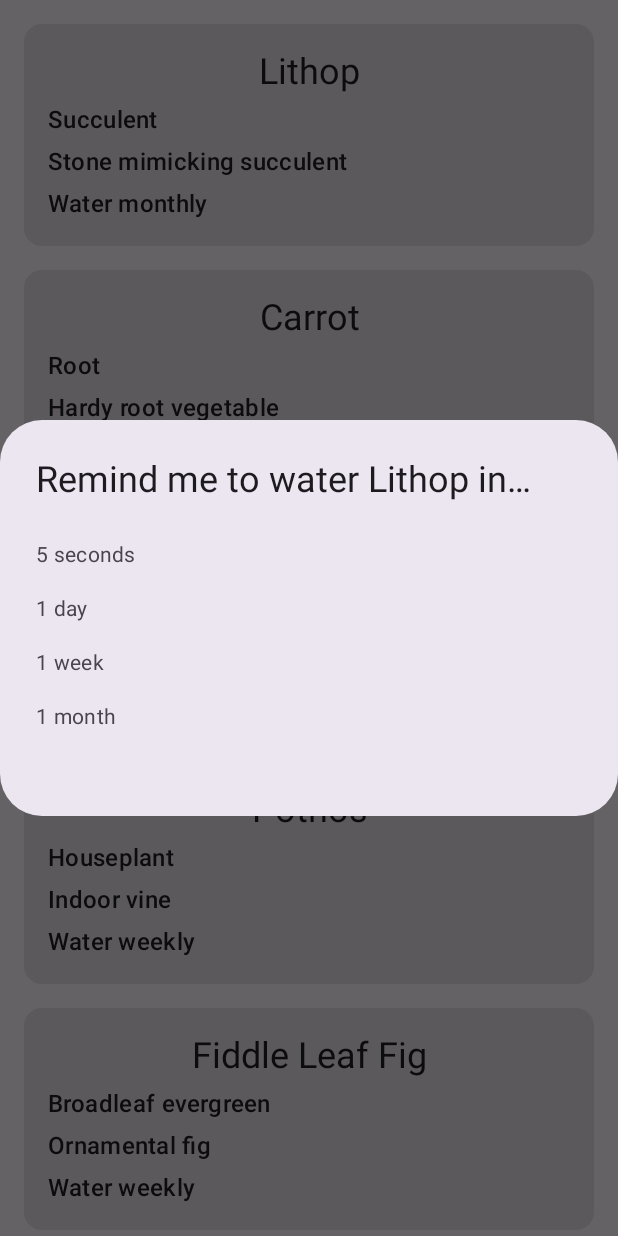
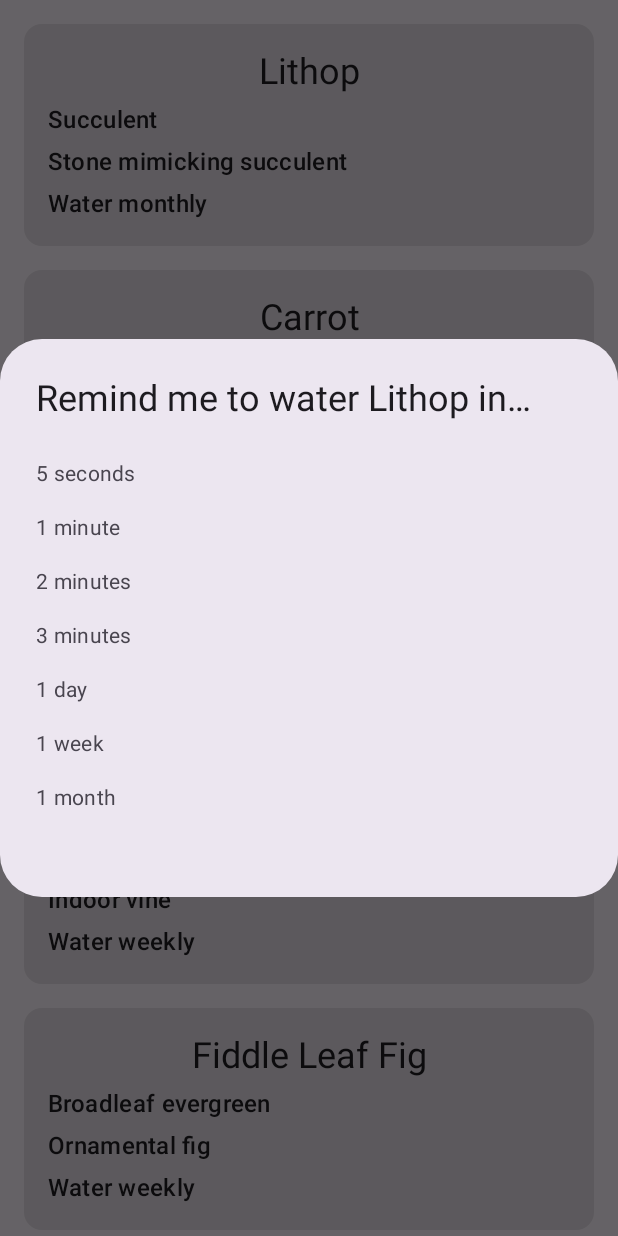
Before and after one commit to mitchRyan1993/water_me, an Android app built with Jetpack Compose: the screen it shows after launch (MainActivity), after a tap on "Lithop", on a phone screen of 412 x 824 dp. Run offline under Robolectric (Android 15) with nearby library versions, the phone set to English and light mode, and no system bars; 1 statement that could not run was skipped.

```diff
--- a/app/src/main/java/com/example/waterme/Constants.kt
+++ b/app/src/main/java/com/example/waterme/Constants.kt
@@ -38,6 +38,9 @@ const val REQUEST_CODE = 0
 
 // Reminder schedule
 const val FIVE_SECONDS: Long = 5
+const val ONE_MINUTE: Long = 1
+const val TWO_MINUTES: Long = 2
+const val THREE_MINUTES: Long = 3
 const val ONE_DAY: Long = 1
 const val SEVEN_DAYS: Long = 7
 const val THIRTY_DAYS: Long = 30
--- a/app/src/main/java/com/example/waterme/ui/WaterMeApp.kt
+++ b/app/src/main/java/com/example/waterme/ui/WaterMeApp.kt
@@ -52,6 +52,9 @@ import com.example.waterme.SEVEN_DAYS
 import com.example.waterme.THIRTY_DAYS
 import com.example.waterme.data.DataSource
 import androidx.compose.ui.tooling.preview.Preview
+import com.example.waterme.ONE_MINUTE
+import com.example.waterme.THREE_MINUTES
+import com.example.waterme.TWO_MINUTES
 import java.util.concurrent.TimeUnit
 
 @Composable
@@ -139,6 +142,9 @@ fun ReminderDialogContent(
 ) {
     val reminders = listOf(
         Reminder(R.string.five_seconds, FIVE_SECONDS, TimeUnit.SECONDS, plantName),
+        Reminder(R.string.one_minute, ONE_MINUTE, TimeUnit.MINUTES, plantName),
+        Reminder(R.string.two_minutes, TWO_MINUTES, TimeUnit.MINUTES, plantName),
+        Reminder(R.string.three_minutes, THREE_MINUTES, TimeUnit.MINUTES, plantName),
         Reminder(R.string.one_day, ONE_DAY, TimeUnit.DAYS, plantName),
         Reminder(R.string.one_week, SEVEN_DAYS, TimeUnit.DAYS, plantName),
         Reminder(R.string.one_month, THIRTY_DAYS, TimeUnit.DAYS, plantName)
--- a/app/src/main/res/values/strings.xml
+++ b/app/src/main/res/values/strings.xml
@@ -17,6 +17,9 @@
     <string name="app_name">Water Me</string>
     <string name="remind_me">Remind me to water %s in…</string>
     <string name="five_seconds">5 seconds</string>
+    <string name="one_minute">1 minute</string>
+    <string name="two_minutes">2 minutes</string>
+    <string name="three_minutes">3 minutes</string>
     <string name="one_day">1 day</string>
     <string name="one_week">1 week</string>
     <string name="one_month">1 month</string>
```
